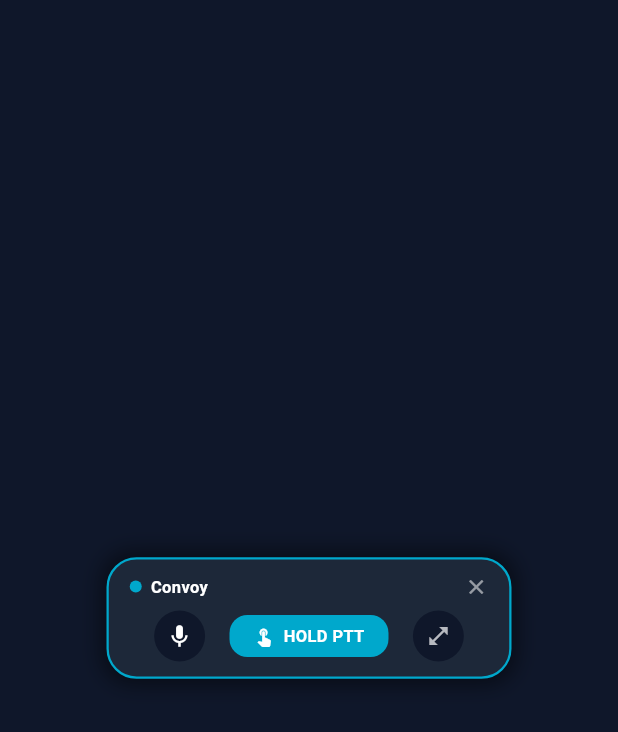
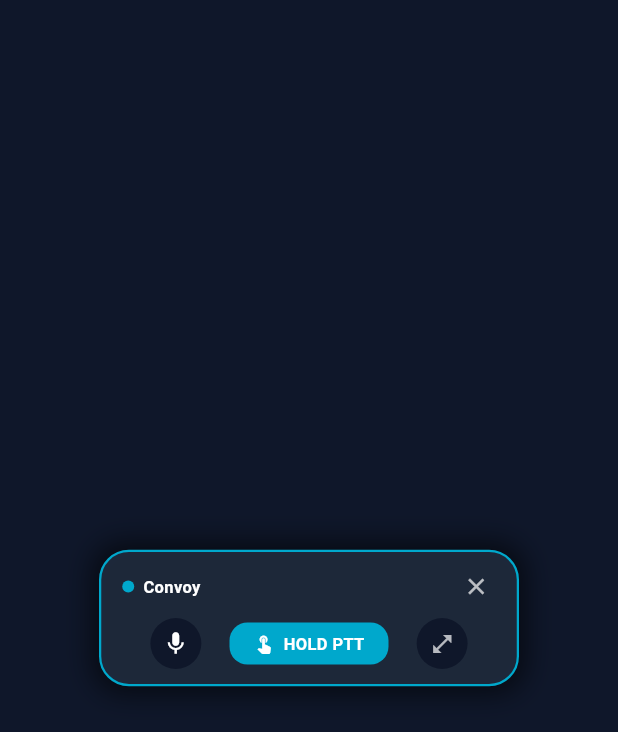
Before and after one commit to nexkod/NexRonda, a Flutter app: the AssistiveFloatingOverlay widget shown alone on an empty page, opened directly, after a tap on the "two wheeler" icon, on a phone screen of 412 x 824 dp. Shown: the top 732 px of the screen. Run offline on Flutter 3.47's test engine with Material 3 defaults, Android fonts, the phone set to English and light mode, and no system bars; our stand-ins replace battery_plus, flutter_map, geolocator, latlong2, package_info_plus, qr_flutter and 2 more; missing offline and left inert: dart:js_interop, flutter_overlay_window, livekit_client, mobile_scanner; accounts and stored records are empty; network calls fail.

Commit message:
fix(overlay): stabilize bubble collapse and tap-outside dismiss without disappearing

```diff
--- a/app/lib/screens/convoy_room_screen.dart
+++ b/app/lib/screens/convoy_room_screen.dart
@@ -160,8 +160,8 @@ class _ConvoyRoomScreenState extends State<ConvoyRoomScreen> with WidgetsBinding
           flag: OverlayFlag.defaultFlag,
           visibility: NotificationVisibility.visibilityPublic,
           positionGravity: PositionGravity.auto,
-          height: 160,
-          width: 160,
+          height: 300,
+          width: 750,
         );
       }
 
--- a/app/lib/widgets/assistive_floating_overlay.dart
+++ b/app/lib/widgets/assistive_floating_overlay.dart
@@ -62,15 +62,14 @@ class _AssistiveFloatingOverlayState extends State<AssistiveFloatingOverlay> {
       // Compact Bubble Mode (Draggable Circle, pulsing when talking)
       return Material(
         color: Colors.transparent,
-        child: Center(
+        child: Align(
+          alignment: Alignment.center,
           child: GestureDetector(
-            onTap: () async {
+            behavior: HitTestBehavior.opaque,
+            onTap: () {
               setState(() => _isExpanded = true);
-              // Resize window to expanded bar (px)
-              await FlutterOverlayWindow.resizeOverlay(750, 280, true);
             },
             onLongPressStart: (_) {
-              // Quick Push-to-Talk on long hold
               setState(() => _isPttActive = true);
               _sendAction('ptt_down');
             },
@@ -134,26 +133,37 @@ class _AssistiveFloatingOverlayState extends State<AssistiveFloatingOverlay> {
     // Expanded Mini Control Bar Mode
     return Material(
       color: Colors.transparent,
-      child: Center(
+      child: Stack(
+        children: [
+          // Invisible dismissable backdrop: tap outside collapses back to bubble!
+          Positioned.fill(
+            child: GestureDetector(
+              behavior: HitTestBehavior.translucent,
+              onTap: () {
+                setState(() => _isExpanded = false);
+              },
+            ),
+          ),
+          Center(
             child: Container(
-          width: 270,
+              width: 280,
               padding: const EdgeInsets.symmetric(horizontal: 14, vertical: 10),
               decoration: BoxDecoration(
-            color: const Color(0xFF1E293B).withValues(alpha: 0.95),
+                color: const Color(0xFF1E293B).withValues(alpha: 0.96),
                 borderRadius: BorderRadius.circular(20),
                 border: Border.all(color: const Color(0xFF00A8CC), width: 1.5),
                 boxShadow: [
                   BoxShadow(
-                color: Colors.black.withValues(alpha: 0.5),
-                blurRadius: 12,
-                spreadRadius: 3,
+                    color: Colors.black.withValues(alpha: 0.6),
+                    blurRadius: 16,
+                    spreadRadius: 4,
                   ),
                 ],
               ),
               child: Column(
                 mainAxisSize: MainAxisSize.min,
                 children: [
-              // Header title + minimize button
+                  // Header title + collapse button
                   Row(
                     children: [
                       Container(
@@ -180,11 +190,13 @@ class _AssistiveFloatingOverlayState extends State<AssistiveFloatingOverlay> {
                         ),
                       ),
                       GestureDetector(
-                    onTap: () async {
+                        onTap: () {
                           setState(() => _isExpanded = false);
-                      await FlutterOverlayWindow.resizeOverlay(180, 180, true);
                         },
-                    child: const Icon(Icons.close, color: Colors.white54, size: 16),
+                        child: Container(
+                          padding: const EdgeInsets.all(4),
+                          child: const Icon(Icons.close, color: Colors.white70, size: 18),
+                        ),
                       ),
                     ],
                   ),
@@ -266,6 +278,8 @@ class _AssistiveFloatingOverlayState extends State<AssistiveFloatingOverlay> {
           ),
         ),
       ),
+    ],
+  ),
 );
   }
 }
--- a/app/pubspec.yaml
+++ b/app/pubspec.yaml
@@ -16,7 +16,7 @@ publish_to: 'none' # Remove this line if you wish to publish to pub.dev
 # https://developer.apple.com/library/archive/documentation/General/Reference/InfoPlistKeyReference/Articles/CoreFoundationKeys.html
 # In Windows, build-name is used as the major, minor, and patch parts
 # of the product and file versions while build-number is used as the build suffix.
-version: 1.0.0+12
+version: 1.0.0+13
 
 environment:
   sdk: ^3.9.0
```
Lines whose indentation alone changed are shown as unchanged.
